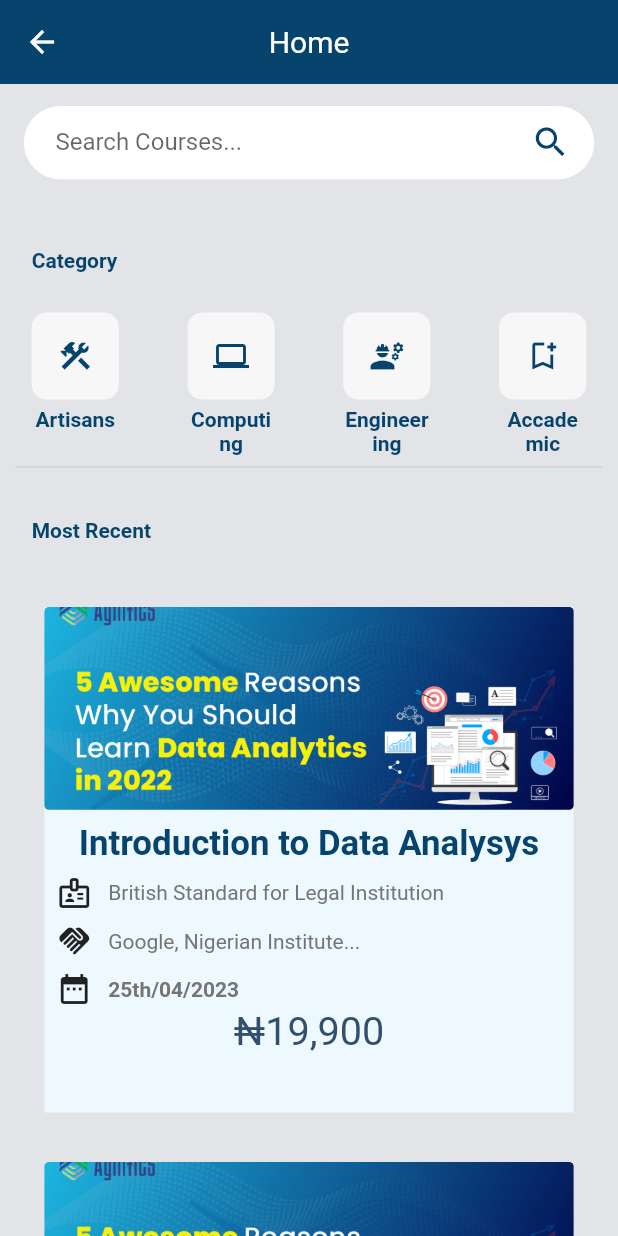
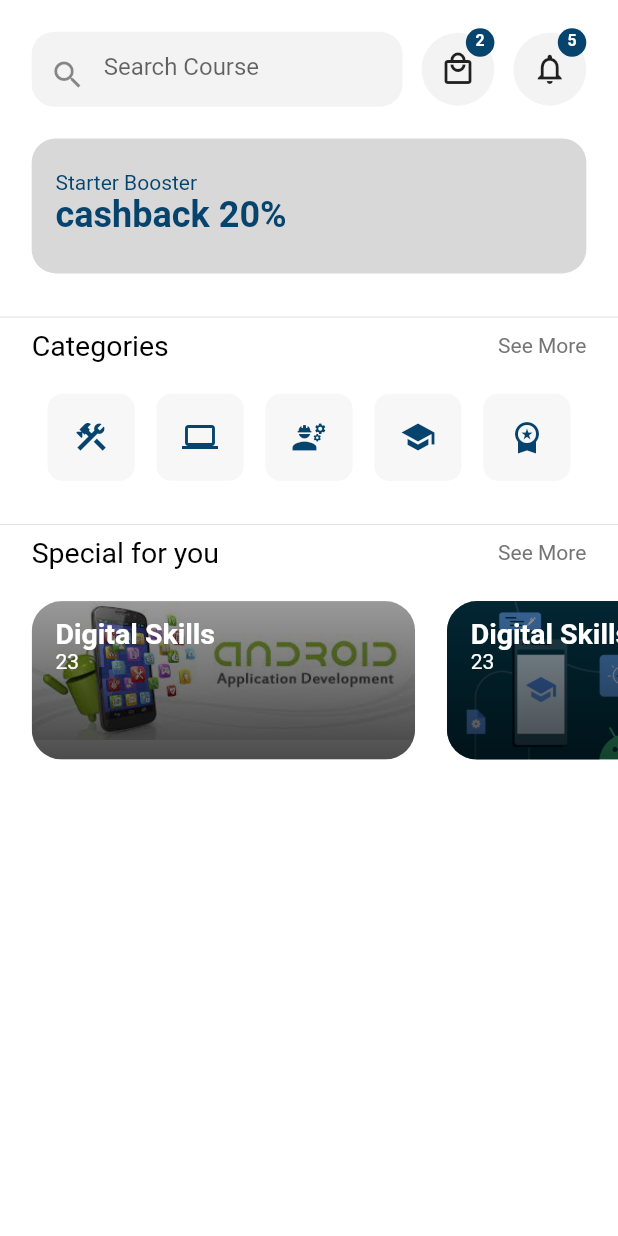
Before and after one commit to Joelodufu/kuziem, a Flutter app: the LoginSuccessScreen screen opened by its route, after a tap on "Back to home", on a phone screen of 412 x 824 dp. Run offline on Flutter 3.47's test engine with Material 2 defaults, Android fonts, the light colour scheme and no system bars.

Commit message:
added the home page, and started designing the content

```diff
--- a/lib/routes.dart
+++ b/lib/routes.dart
@@ -5,6 +5,7 @@ import 'package:kuziem/screens/mobile/home_screen/home_screen.dart';
 import 'package:kuziem/screens/mobile/login/login.dart';
 import 'package:kuziem/screens/mobile/login_success/login_success_screen.dart';
 import 'package:kuziem/screens/mobile/splash/splashscreenpage.dart';
+import 'package:kuziem/screens/student_home/student_home_screen.dart';
 
 final Map<String, WidgetBuilder> routes = {
   SplashScreenPage.routeName: (context) => SplashScreenPage(),
@@ -12,5 +13,6 @@ final Map<String, WidgetBuilder> routes = {
   ForgotPassword.routeName: (context) => const ForgotPassword(),
   LoginSuccessScreen.routeName: (context) => const LoginSuccessScreen(),
   CompleteProfileScreen.routeName: (context) => const CompleteProfileScreen(),
-  HomeScreen.routeName: (context) => const HomeScreen()
+  HomeScreen.routeName: (context) => const HomeScreen(),
+  StudentHomeScreen.routeName: (context) => const StudentHomeScreen()
 };
--- a/lib/screens/mobile/home_screen/components/body.dart
+++ b/lib/screens/mobile/home_screen/components/body.dart
@@ -1,7 +1,7 @@
 import 'package:flutter/foundation.dart';
 import 'package:flutter/material.dart';
 import 'package:kuziem/constants.dart';
-import 'package:kuziem/screens/mobile/home_screen/components/category.dart';
+import 'package:kuziem/screens/student_home/components/categories.dart';
 import 'package:kuziem/size_config.dart';
 import 'course_card.dart';
 import 'search_bar.dart';
--- a/lib/screens/mobile/login_success/components/body.dart
+++ b/lib/screens/mobile/login_success/components/body.dart
@@ -1,10 +1,8 @@
 import 'package:flutter/material.dart';
 import 'package:kuziem/constants.dart';
 import 'package:kuziem/screens/mobile/components/rounded_button.dart';
+import 'package:kuziem/screens/student_home/student_home_screen.dart';
 import 'package:kuziem/size_config.dart';
-
-import '../../home_screen/home_screen.dart';
-import '../../login/login.dart';
 
 class Body extends StatelessWidget {
   const Body({super.key});
@@ -43,7 +41,7 @@ class Body extends StatelessWidget {
               child: RoundButton(
                   text: "Back to home",
                   press: () {
-                    Navigator.pushNamed(context, HomeScreen.routeName);
+                    Navigator.pushNamed(context, StudentHomeScreen.routeName);
                   }))
         ],
       ),
--- a/lib/screens/mobile/login_success/login_success_screen.dart
+++ b/lib/screens/mobile/login_success/login_success_screen.dart
@@ -1,9 +1,27 @@
+import 'dart:async';
+
 import 'package:flutter/material.dart';
 import 'package:kuziem/screens/mobile/login_success/components/body.dart';
+import 'package:kuziem/screens/student_home/student_home_screen.dart';
 
-class LoginSuccessScreen extends StatelessWidget {
+class LoginSuccessScreen extends StatefulWidget {
   static String routeName = "/login_success";
   const LoginSuccessScreen({super.key});
+
+  @override
+  State<LoginSuccessScreen> createState() => _LoginSuccessScreenState();
+}
+
+class _LoginSuccessScreenState extends State<LoginSuccessScreen> {
+  @override
+  void initState() {
+    // TODO: implement initState
+    super.initState();
+    Timer(
+        Duration(seconds: 2),
+        () => Navigator.of(context).pushReplacement(MaterialPageRoute(
+            builder: (BuildContext context) => StudentHomeScreen())));
+  }
 
   @override
   Widget build(BuildContext context) {
--- /dev/null
+++ b/lib/screens/student_home/components/body.dart
@@ -0,0 +1,166 @@
+import 'package:flutter/material.dart';
+import 'package:kuziem/screens/student_home/components/categories.dart';
+import 'package:kuziem/screens/student_home/components/discount_banner.dart';
+import 'package:kuziem/size_config.dart';
+import 'home_header.dart';
+
+class Body extends StatelessWidget {
+  const Body({super.key});
+
+  @override
+  Widget build(BuildContext context) {
+    return SafeArea(
+        child: SingleChildScrollView(
+      child: Column(
+        children: [
+          SizedBox(
+            height: getProportionalScreenWidth(20),
+          ),
+          const HomeHeader(),
+          DiscountBanner(),
+          SessionHeader(
+              sessionTitle: "Categories",
+              press: () {
+                //send to courses page with interest cargories selected
+              }),
+          Categories(),
+          SessionHeader(
+            sessionTitle: "Special for you",
+            press: () {
+              //send to courses page with interest cargories selected
+            },
+          ),
+          SingleChildScrollView(
+            scrollDirection: Axis.horizontal,
+            child: Row(
+              children: [
+                SpecialOfferCard(
+                  image: "assets/images/android.jpeg",
+                  category: "Digital Skills",
+                  numberOfCourses: 23,
+                  press: () {
+                    //route to courses that offers the cartegory
+                  },
+                ),
+                SpecialOfferCard(
+                  image: "assets/images/androids.png",
+                  category: "Digital Skills",
+                  numberOfCourses: 23,
+                  press: () {
+                    //route to courses that offers the cartegory
+                  },
+                ),
+                SpecialOfferCard(
+                  image: "assets/images/android.jpeg",
+                  category: "Digital Skills",
+                  numberOfCourses: 23,
+                  press: () {
+                    //route to courses that offers the cartegory
+                  },
+                ),
+              ],
+            ),
+          )
+        ],
+      ),
+    ));
+  }
+}
+
+class SpecialOfferCard extends StatelessWidget {
+  const SpecialOfferCard({
+    super.key,
+    required this.category,
+    required this.image,
+    required this.numberOfCourses,
+    required this.press,
+  });
+  final String category, image;
+  final int numberOfCourses;
+  final GestureTapCallback press;
+
+  @override
+  Widget build(BuildContext context) {
+    return Padding(
+      padding: EdgeInsets.only(left: getProportionalScreenWidth(20)),
+      child: SizedBox(
+        width: getProportionalScreenWidth(242),
+        height: getProportionalScreenWidth(100),
+        child: ClipRRect(
+          borderRadius: BorderRadius.circular(20),
+          child: Stack(children: [
+            Image.asset(
+              image,
+              fit: BoxFit.cover,
+            ),
+            Container(
+              decoration: BoxDecoration(
+                  gradient: LinearGradient(
+                      begin: Alignment.topCenter,
+                      end: Alignment.bottomCenter,
+                      colors: [
+                    Colors.black.withOpacity(0.4),
+                    Colors.black.withOpacity(0.7)
+                  ])),
+            ),
+            Padding(
+              padding: EdgeInsets.symmetric(
+                  horizontal: getProportionalScreenWidth(15),
+                  vertical: getProportionalScreenWidth(10)),
+              child: Text.rich(
+                TextSpan(style: TextStyle(color: Colors.white), children: [
+                  TextSpan(
+                      text: "$category\n",
+                      style: TextStyle(
+                          fontSize: getProportionalScreenWidth(18),
+                          fontWeight: FontWeight.bold)),
+                  TextSpan(
+                    text: "$numberOfCourses",
+                  ),
+                ]),
+              ),
+            )
+          ]),
+        ),
+      ),
+    );
+  }
+}
+
+class SessionHeader extends StatelessWidget {
+  const SessionHeader({
+    super.key,
+    required this.sessionTitle,
+    required this.press,
+  });
+  final String sessionTitle;
+  final GestureTapCallback press;
+
+  @override
+  Widget build(BuildContext context) {
+    return Column(
+      children: [
+        Divider(),
+        Padding(
+          padding:
+              EdgeInsets.symmetric(horizontal: getProportionalScreenWidth(20)),
+          child: Row(
+            mainAxisAlignment: MainAxisAlignment.spaceBetween,
+            children: [
+              Text(
+                sessionTitle,
+                style: TextStyle(
+                    fontSize: getProportionalScreenWidth(18),
+                    color: Colors.black),
+              ),
+              InkWell(onTap: press, child: Text("See More"))
+            ],
+          ),
+        ),
+        SizedBox(
+          height: getProportionalScreenWidth(20),
+        ),
+      ],
+    );
+  }
+}
--- a/lib/screens/mobile/home_screen/components/category.dart
+++ b/lib/screens/student_home/components/categories.dart
@@ -1,7 +1,7 @@
 import 'package:flutter/material.dart';
 
-import '../../../../constants.dart';
-import '../../../../size_config.dart';
+import '../../../constants.dart';
+import '../../../size_config.dart';
 
 class Categories extends StatelessWidget {
   const Categories({super.key});
@@ -9,13 +9,14 @@ class Categories extends StatelessWidget {
   @override
   Widget build(BuildContext context) {
     List<Map<String, dynamic>> categories = [
-      {"icons": Icons.construction, "text": "Artisans"},
-      {"icons": Icons.computer, "text": "Computing"},
-      {"icons": Icons.engineering, "text": "Engineering"},
-      {"icons": Icons.bookmark_add_outlined, "text": "Accademic"},
+      {"icons": Icons.construction, "text": ""},
+      {"icons": Icons.computer, "text": ""},
+      {"icons": Icons.engineering, "text": ""},
+      {"icons": Icons.school, "text": ""},
+      {"icons": Icons.workspace_premium, "text": ""},
     ];
     return Padding(
-      padding: EdgeInsets.symmetric(horizontal: getProportionalScreenWidth(10)),
+      padding: EdgeInsets.symmetric(horizontal: getProportionalScreenWidth(30)),
       child: Row(
         mainAxisAlignment: MainAxisAlignment.spaceBetween,
         crossAxisAlignment: CrossAxisAlignment.start,
@@ -25,7 +26,9 @@ class Categories extends StatelessWidget {
               (index) => CategoryCard(
                   icon: categories[index]["icons"],
                   text: categories[index]["text"],
-                  press: () {}))
+                  press: () {
+                    //take us to courses page with cartegories of TEXT selected
+                  }))
         ],
       ),
     );
@@ -72,8 +75,9 @@ class CategoryCard extends StatelessWidget {
               text,
               textAlign: TextAlign.center,
               style: TextStyle(
-                  color: kPrimaryColor,
-                  fontWeight: FontWeight.bold,),
+                color: kPrimaryColor,
+                fontWeight: FontWeight.bold,
+              ),
             )
           ],
         ),
--- a/lib/screens/mobile/home_screen/components/discount_banner.dart
+++ b/lib/screens/student_home/components/discount_banner.dart
@@ -1,7 +1,7 @@
 import 'package:flutter/material.dart';
 
-import '../../../../constants.dart';
-import '../../../../size_config.dart';
+import '../../../constants.dart';
+import '../../../size_config.dart';
 
 class DiscountBanner extends StatelessWidget {
   const DiscountBanner({
--- /dev/null
+++ b/lib/screens/student_home/components/home_header.dart
@@ -0,0 +1,38 @@
+import 'package:flutter/material.dart';
+
+import '../../../size_config.dart';
+import 'icon_btn_with_count.dart';
+import 'search_field.dart';
+
+class HomeHeader extends StatelessWidget {
+  const HomeHeader({
+    super.key,
+  });
+
+  @override
+  Widget build(BuildContext context) {
+    return Padding(
+      padding: EdgeInsets.symmetric(horizontal: getProportionalScreenWidth(20)),
+      child: Row(
+        mainAxisAlignment: MainAxisAlignment.spaceBetween,
+        children: [
+          const SearchField(),
+          IconButtonWithCount(
+            icon: Icons.local_mall_outlined,
+            numberOfItems: 2,
+            press: () {
+              //go to the cart page
+            },
+          ),
+          IconButtonWithCount(
+            icon: Icons.notifications_none_outlined,
+            numberOfItems: 5,
+            press: () {
+              //return notification page
+            },
+          ),
+        ],
+      ),
+    );
+  }
+}
--- /dev/null
+++ b/lib/screens/student_home/components/icon_btn_with_count.dart
@@ -0,0 +1,61 @@
+import 'package:flutter/material.dart';
+
+import '../../../constants.dart';
+import '../../../size_config.dart';
+
+class IconButtonWithCount extends StatelessWidget {
+  const IconButtonWithCount({
+    super.key,
+    required this.icon,
+    this.numberOfItems = 0,
+    required this.press,
+  });
+
+  final IconData icon;
+  final int numberOfItems;
+  final GestureTapCallback press;
+
+  @override
+  Widget build(BuildContext context) {
+    return InkWell(
+      onTap: press,
+      borderRadius: BorderRadius.circular(50),
+      child: Stack(
+        clipBehavior: Clip.none,
+        children: [
+          Container(
+            height: getProportionalScreenWidth(46),
+            width: getProportionalScreenWidth(46),
+            decoration: const BoxDecoration(
+                color: Color.fromARGB(159, 236, 236, 236),
+                shape: BoxShape.circle),
+            child: Icon(icon),
+          ),
+          if (numberOfItems != 0)
+            Positioned(
+              right: 0,
+              top: -3,
+              child: Container(
+                height: getProportionalScreenWidth(18),
+                width: getProportionalScreenWidth(18),
+                decoration: const BoxDecoration(
+                  color: kPrimaryColor,
+                  shape: BoxShape.circle,
+                ),
+                child: Center(
+                  child: Text(
+                    "$numberOfItems",
+                    style: TextStyle(
+                        fontSize: getProportionalScreenWidth(10),
+                        height: 1,
+                        color: Colors.white,
+                        fontWeight: FontWeight.bold),
+                  ),
+                ),
+              ),
+            )
+        ],
+      ),
+    );
+  }
+}
--- /dev/null
+++ b/lib/screens/student_home/components/search_field.dart
@@ -0,0 +1,35 @@
+import 'package:flutter/material.dart';
+
+import '../../../size_config.dart';
+
+class SearchField extends StatelessWidget {
+  const SearchField({
+    super.key,
+  });
+
+  @override
+  Widget build(BuildContext context) {
+    return Container(
+      width: SizeConfig.screnWidth * 0.6,
+      padding: EdgeInsets.symmetric(vertical: getProportionalScreenWidth(16)),
+      height: 50,
+      decoration: BoxDecoration(
+          color: const Color.fromARGB(159, 236, 236, 236),
+          borderRadius: BorderRadius.circular(15)),
+      child: TextField(
+        onChanged: (value) {
+          //Search value
+        },
+        autocorrect: true,
+        decoration: InputDecoration(
+            enabledBorder: InputBorder.none,
+            focusedBorder: InputBorder.none,
+            hintText: "Search Course",
+            prefixIcon: const Icon(Icons.search),
+            contentPadding: EdgeInsets.symmetric(
+                horizontal: getProportionalScreenWidth(20),
+                vertical: getProportionalScreenWidth(9))),
+      ),
+    );
+  }
+}
--- /dev/null
+++ b/lib/screens/student_home/student_home_screen.dart
@@ -0,0 +1,14 @@
+import 'package:flutter/material.dart';
+import 'package:kuziem/screens/student_home/components/body.dart';
+
+class StudentHomeScreen extends StatelessWidget {
+  static String routeName = "/student_home";
+  const StudentHomeScreen({super.key});
+
+  @override
+  Widget build(BuildContext context) {
+    return const Scaffold(
+      body: Body(),
+    );
+  }
+}
```
Also changed, not shown: assets/images/android.jpeg (added), assets/images/androids.png (added).
